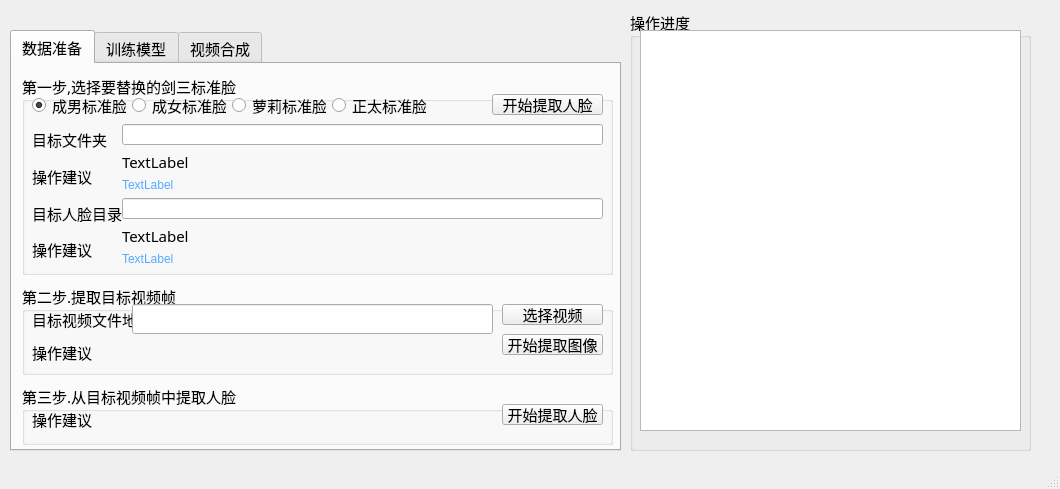
Qt form ui/mainWindow_test.ui (ssh198811/DeepFaceLab) before a commit.
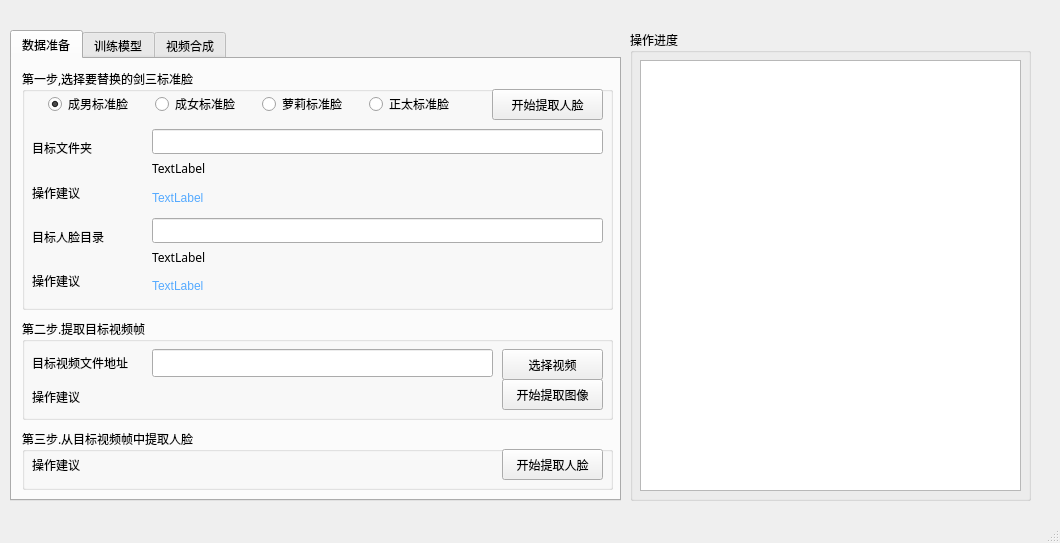
The same form after that commit.

Diff of the .ui file:
```diff
--- a/ui/mainWindow_test.ui
+++ b/ui/mainWindow_test.ui
@@ -10,7 +10,7 @@
     <x>0</x>
     <y>0</y>
     <width>1060</width>
-    <height>489</height>
+    <height>543</height>
    </rect>
   </property>
   <property name="sizePolicy">
@@ -28,7 +28,7 @@
   <property name="font">
    <font>
     <family>Adobe Arabic</family>
-    <pointsize>11</pointsize>
+    <pointsize>9</pointsize>
    </font>
   </property>
   <property name="focusPolicy">
@@ -48,9 +48,9 @@
     <property name="geometry">
      <rect>
       <x>630</x>
-      <y>10</y>
+      <y>30</y>
       <width>401</width>
-      <height>441</height>
+      <height>471</height>
      </rect>
     </property>
     <property name="title">
@@ -63,9 +63,9 @@
      <property name="geometry">
       <rect>
        <x>10</x>
-       <y>20</y>
+       <y>30</y>
        <width>381</width>
-       <height>401</height>
+       <height>431</height>
       </rect>
      </property>
      <property name="focusPolicy">
@@ -92,7 +92,7 @@
       <x>10</x>
       <y>30</y>
       <width>611</width>
-      <height>421</height>
+      <height>471</height>
      </rect>
     </property>
     <property name="currentIndex">
@@ -108,7 +108,7 @@
         <x>10</x>
         <y>10</y>
         <width>591</width>
-        <height>201</height>
+        <height>241</height>
        </rect>
       </property>
       <property name="title">
@@ -119,8 +119,8 @@
         <rect>
          <x>10</x>
          <y>20</y>
-         <width>394</width>
-         <height>22</height>
+         <width>440</width>
+         <height>31</height>
         </rect>
        </property>
        <layout class="QHBoxLayout" name="horizontalLayout">
@@ -190,7 +190,7 @@
          <x>470</x>
          <y>20</y>
          <width>111</width>
-         <height>21</height>
+         <height>31</height>
         </rect>
        </property>
        <property name="layoutDirection">
@@ -204,9 +204,9 @@
        <property name="geometry">
         <rect>
          <x>10</x>
-         <y>50</y>
-         <width>91</width>
-         <height>141</height>
+         <y>60</y>
+         <width>92</width>
+         <height>171</height>
         </rect>
        </property>
        <layout class="QVBoxLayout" name="verticalLayout_6">
@@ -243,10 +243,10 @@
       <widget class="QWidget" name="layoutWidget">
        <property name="geometry">
         <rect>
-         <x>100</x>
-         <y>50</y>
-         <width>481</width>
-         <height>141</height>
+         <x>130</x>
+         <y>60</y>
+         <width>451</width>
+         <height>171</height>
         </rect>
        </property>
        <layout class="QVBoxLayout" name="verticalLayout_15">
@@ -254,6 +254,12 @@
          <layout class="QVBoxLayout" name="verticalLayout_13">
           <item>
            <widget class="QLineEdit" name="le_src_dir">
+            <property name="sizePolicy">
+             <sizepolicy hsizetype="Preferred" vsizetype="Preferred">
+              <horstretch>0</horstretch>
+              <verstretch>0</verstretch>
+             </sizepolicy>
+            </property>
             <property name="contextMenuPolicy">
              <enum>Qt::CustomContextMenu</enum>
             </property>
@@ -285,6 +291,12 @@
          <layout class="QVBoxLayout" name="verticalLayout_14">
           <item>
            <widget class="QLineEdit" name="le_src_align_dir">
+            <property name="sizePolicy">
+             <sizepolicy hsizetype="Preferred" vsizetype="Preferred">
+              <horstretch>0</horstretch>
+              <verstretch>0</verstretch>
+             </sizepolicy>
+            </property>
             <property name="contextMenuPolicy">
              <enum>Qt::CustomContextMenu</enum>
             </property>
@@ -319,9 +331,9 @@
       <property name="geometry">
        <rect>
         <x>10</x>
-        <y>220</y>
+        <y>260</y>
         <width>591</width>
-        <height>91</height>
+        <height>101</height>
        </rect>
       </property>
       <property name="title">
@@ -331,9 +343,9 @@
        <property name="geometry">
         <rect>
          <x>480</x>
-         <y>20</y>
+         <y>30</y>
          <width>101</width>
-         <height>21</height>
+         <height>31</height>
         </rect>
        </property>
        <property name="text">
@@ -344,9 +356,9 @@
        <property name="geometry">
         <rect>
          <x>480</x>
-         <y>50</y>
+         <y>60</y>
          <width>101</width>
-         <height>21</height>
+         <height>31</height>
         </rect>
        </property>
        <property name="text">
@@ -357,8 +369,8 @@
        <property name="geometry">
         <rect>
          <x>10</x>
-         <y>21</y>
-         <width>101</width>
+         <y>30</y>
+         <width>111</width>
          <height>61</height>
         </rect>
        </property>
@@ -382,9 +394,9 @@
       <widget class="QWidget" name="layoutWidget">
        <property name="geometry">
         <rect>
-         <x>110</x>
-         <y>20</y>
-         <width>361</width>
+         <x>130</x>
+         <y>30</y>
+         <width>341</width>
          <height>61</height>
         </rect>
        </property>
@@ -394,6 +406,12 @@
           <property name="enabled">
            <bool>true</bool>
           </property>
+          <property name="sizePolicy">
+           <sizepolicy hsizetype="Expanding" vsizetype="Preferred">
+            <horstretch>0</horstretch>
+            <verstretch>0</verstretch>
+           </sizepolicy>
+          </property>
           <property name="focusPolicy">
            <enum>Qt::StrongFocus</enum>
           </property>
@@ -419,7 +437,7 @@
       <property name="geometry">
        <rect>
         <x>10</x>
-        <y>320</y>
+        <y>370</y>
         <width>591</width>
         <height>61</height>
        </rect>
@@ -433,7 +451,7 @@
          <x>480</x>
          <y>20</y>
          <width>101</width>
-         <height>21</height>
+         <height>31</height>
         </rect>
        </property>
        <property name="text">
@@ -462,9 +480,9 @@
       <widget class="QWidget" name="layoutWidget">
        <property name="geometry">
         <rect>
-         <x>110</x>
+         <x>130</x>
          <y>20</y>
-         <width>361</width>
+         <width>341</width>
          <height>31</height>
         </rect>
        </property>
```
Left out of the diff: 130 changed lines with no effect on the pictures.
